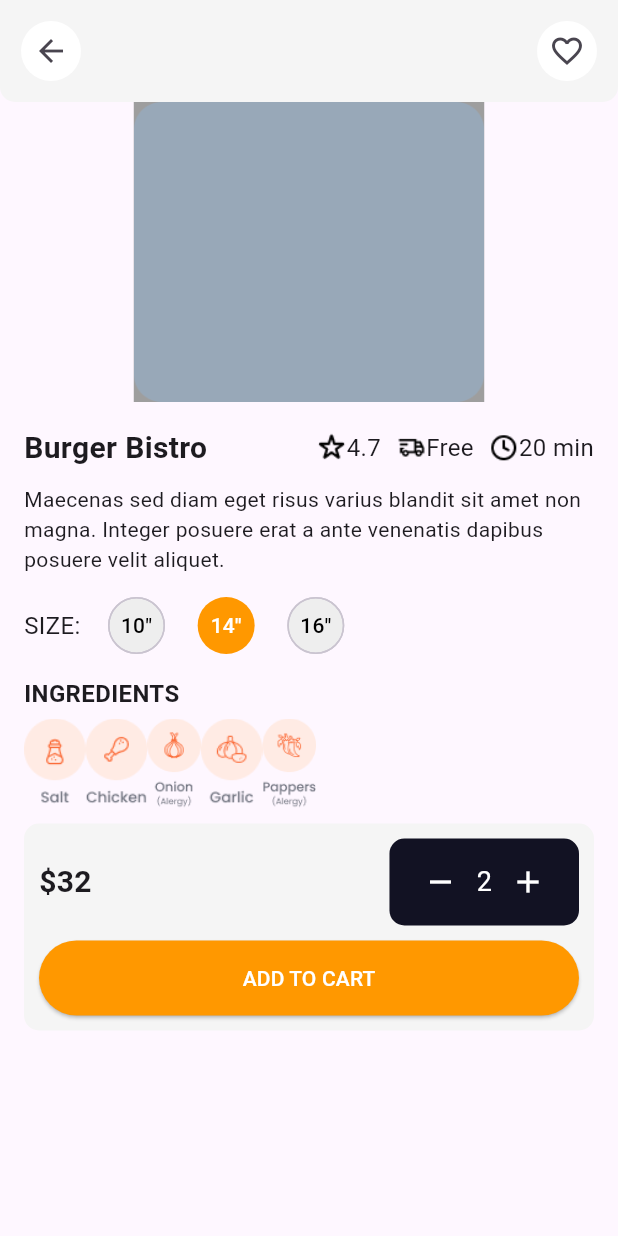
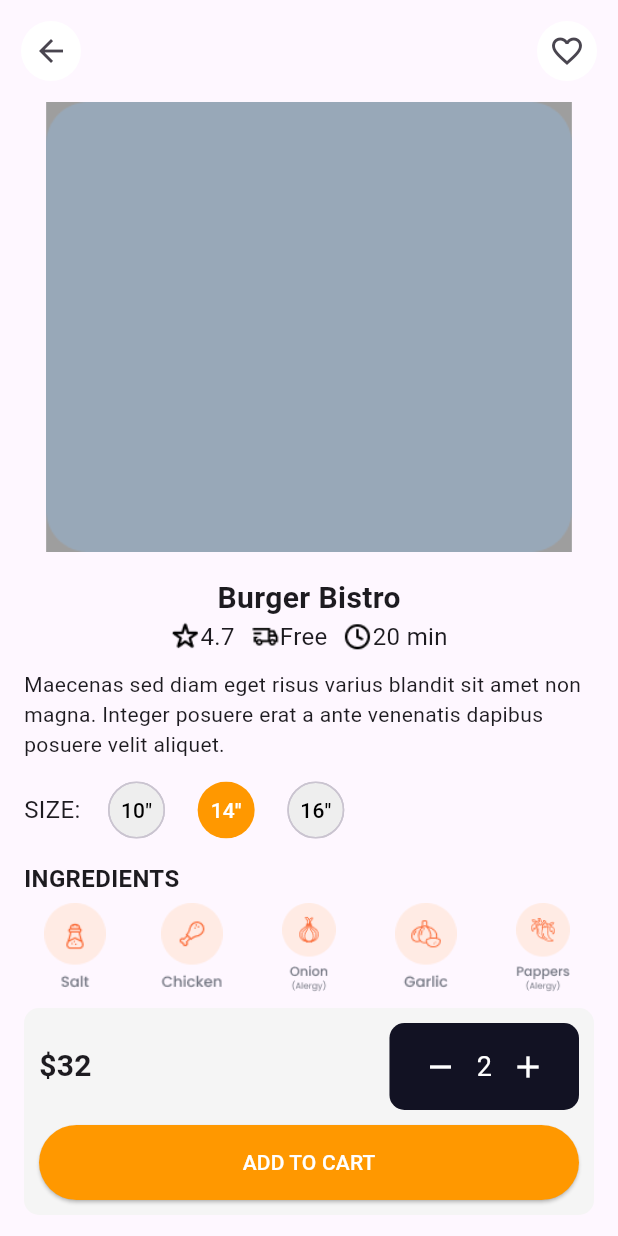
Before and after one commit to ivanMosquedaFTP/figmaChallenge, a Flutter app: the screen it shows after launch, on a phone screen of 412 x 824 dp. Run offline on Flutter 3.47's test engine with Material 3 defaults, Android fonts, the phone set to English and light mode, and no system bars.

Commit message:
fixed ui elements at itemDetailsScreen
fixed delivery info
fixed ingredient icons
fixed image placeholder and top bar

```diff
--- a/lib/screens/itemDetails_screen.dart
+++ b/lib/screens/itemDetails_screen.dart
@@ -17,12 +17,8 @@ class _ItemDetailsScreenState extends State<ItemDetailsScreen> {
     return Scaffold(
       body: Column(
         children: [
-          Container(
+          Padding(
             padding: EdgeInsets.all(10),
-            decoration: BoxDecoration(
-              color: Colors.grey[100],
-              borderRadius: BorderRadius.vertical(bottom: Radius.circular(10)),
-            ),
             child: Row(
               mainAxisAlignment: MainAxisAlignment.spaceBetween,
               children: [
@@ -47,16 +43,19 @@ class _ItemDetailsScreenState extends State<ItemDetailsScreen> {
             ),
           ),
           Container(
-            height: 200,
+            height: 300,
             color: Colors.grey,
-            child: Image.asset('assets/itemDetailImagePlaceholder.png'),
+            child: Image.asset(
+              'assets/itemDetailImagePlaceholder.png',
+              fit: BoxFit.cover,
+            ),
           ),
           Padding(
             padding: EdgeInsets.all(16),
             child: Column(
               crossAxisAlignment: CrossAxisAlignment.start,
               children: [
-                Row(
+                Column(
                   children: [
                     Text(
                       'Burger Bistro',
@@ -65,7 +64,12 @@ class _ItemDetailsScreenState extends State<ItemDetailsScreen> {
                         fontWeight: FontWeight.bold,
                       ),
                     ),
-                    Spacer(),
+                    Center(
+                      child: Container(
+                        width: double.infinity,
+                        child: Row(
+                          mainAxisAlignment: MainAxisAlignment.center,
+                          children: [
                             Image.asset('assets/star.png', height: 20),
                             Text('4.7', style: TextStyle(fontSize: 16)),
                             SizedBox(width: 10),
@@ -74,6 +78,10 @@ class _ItemDetailsScreenState extends State<ItemDetailsScreen> {
                             SizedBox(width: 10),
                             Image.asset('assets/watch.png', height: 20),
                             Text('20 min', style: TextStyle(fontSize: 16)),
+                          ],
+                        ),
+                      ),
+                    ),
                   ],
                 ),
                 SizedBox(height: 10),
@@ -151,12 +159,42 @@ class _ItemDetailsScreenState extends State<ItemDetailsScreen> {
                     ),
                     SizedBox(height: 5),
                     Row(
+                      mainAxisAlignment: MainAxisAlignment.spaceEvenly,
                       children: [
-                        Image.asset('assets/ingredientSalt.png', height: 60),
-                        Image.asset('assets/ingredientChicken.png', height: 60),
-                        Image.asset('assets/ingredientOnion.png', height: 60),
-                        Image.asset('assets/ingredientGarlic.png', height: 60),
-                        Image.asset('assets/ingredientPepper.png', height: 60),
+                        Expanded(
+                          child: Image.asset(
+                            'assets/ingredientSalt.png',
+                            height: 60,
+                          ),
+                        ),
+                        SizedBox(width: 10),
+                        Expanded(
+                          child: Image.asset(
+                            'assets/ingredientChicken.png',
+                            height: 60,
+                          ),
+                        ),
+                        SizedBox(width: 10),
+                        Expanded(
+                          child: Image.asset(
+                            'assets/ingredientOnion.png',
+                            height: 60,
+                          ),
+                        ),
+                        SizedBox(width: 10),
+                        Expanded(
+                          child: Image.asset(
+                            'assets/ingredientGarlic.png',
+                            height: 60,
+                          ),
+                        ),
+                        SizedBox(width: 10),
+                        Expanded(
+                          child: Image.asset(
+                            'assets/ingredientPepper.png',
+                            height: 60,
+                          ),
+                        ),
                       ],
                     ),
                   ],
```
Lines whose indentation alone changed are shown as unchanged.
